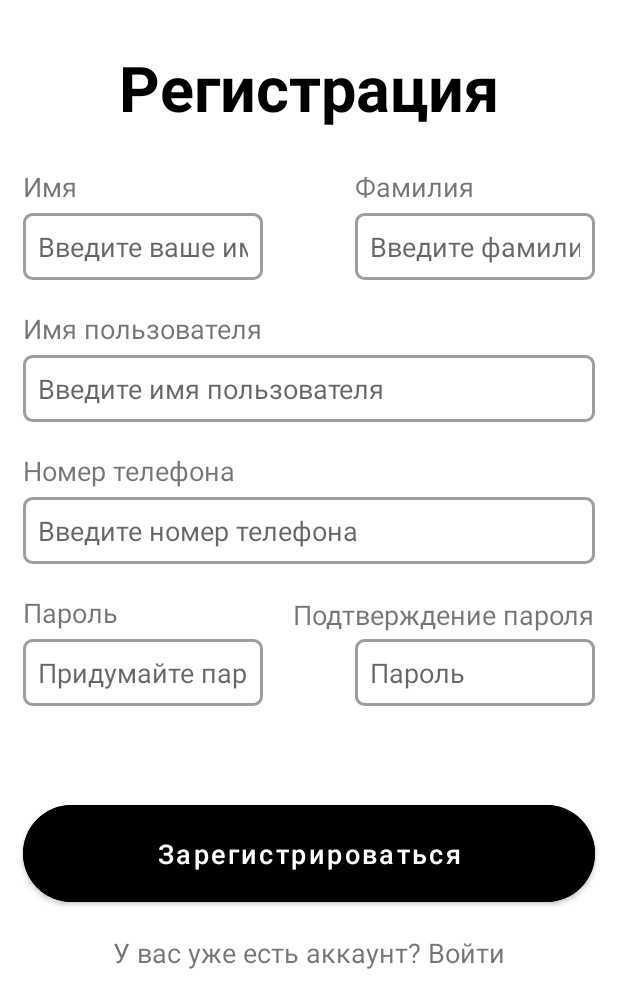
After one commit to jEUGENEdev/security-solution, an Android app: the RegActivity screen opened directly, with no data from a screen before it, on a phone screen of 412 x 824 dp. The commit adds this screen. Shown: the top 1008 px of the screen. Run offline under Robolectric (Android 15) with nearby library versions, the phone set to English and light mode, and no system bars; our stand-ins replace Dagger/Hilt's generated code.

Commit message:
reg activity and strings res

```diff
--- a/app/src/main/AndroidManifest.xml
+++ b/app/src/main/AndroidManifest.xml
@@ -17,6 +17,9 @@
         android:theme="@style/Theme.SecuritySolution"
         tools:targetApi="31">
         <activity
+            android:name=".activity.RegActivity"
+            android:exported="false" />
+        <activity
             android:name=".activity.LoginActivity"
             android:exported="true"
             android:screenOrientation="portrait">
@@ -26,6 +29,7 @@
                 <category android:name="android.intent.category.LAUNCHER" />
             </intent-filter>
         </activity>
+
         <meta-data
             android:name="preloaded_fonts"
             android:resource="@array/preloaded_fonts" />
--- /dev/null
+++ b/app/src/main/java/com/deveugene/securitysolution/activity/RegActivity.java
@@ -0,0 +1,18 @@
+package com.deveugene.securitysolution.activity;
+
+import androidx.appcompat.app.AppCompatActivity;
+
+import android.os.Bundle;
+
+import com.deveugene.securitysolution.R;
+
+import dagger.hilt.android.AndroidEntryPoint;
+
+@AndroidEntryPoint
+public class RegActivity extends AppCompatActivity {
+    @Override
+    protected void onCreate(Bundle savedInstanceState) {
+        super.onCreate(savedInstanceState);
+        setContentView(R.layout.activity_reg);
+    }
+}
--- /dev/null
+++ b/app/src/main/res/layout/activity_reg.xml
@@ -0,0 +1,178 @@
+<?xml version="1.0" encoding="utf-8"?>
+<androidx.constraintlayout.widget.ConstraintLayout xmlns:android="http://schemas.android.com/apk/res/android"
+    xmlns:app="http://schemas.android.com/apk/res-auto"
+    xmlns:tools="http://schemas.android.com/tools"
+    android:layout_width="match_parent"
+    android:layout_height="match_parent"
+    tools:context=".activity.RegActivity">
+
+    <TextView
+        android:id="@+id/textView"
+        android:layout_width="wrap_content"
+        android:layout_height="wrap_content"
+        android:layout_marginTop="30dp"
+        android:fontFamily="@font/roboto_mono_bold"
+        android:text="@string/greeting_reg"
+        android:textColor="@color/black"
+        android:textSize="42sp"
+        app:layout_constraintEnd_toEndOf="parent"
+        app:layout_constraintStart_toStartOf="parent"
+        app:layout_constraintTop_toTopOf="parent" />
+
+    <EditText
+        android:id="@+id/editText3"
+        android:layout_width="160dp"
+        android:layout_height="wrap_content"
+        android:layout_marginStart="15dp"
+        android:layout_marginTop="55dp"
+        android:background="@drawable/input_field_border_style"
+        android:ems="10"
+        android:hint="@string/input_field_first_name_hint"
+        android:inputType="text"
+        app:layout_constraintStart_toStartOf="parent"
+        app:layout_constraintTop_toBottomOf="@+id/textView" />
+
+    <EditText
+        android:id="@+id/editText8"
+        android:layout_width="160dp"
+        android:layout_height="wrap_content"
+        android:background="@drawable/input_field_border_style"
+        android:ems="10"
+        android:hint="@string/input_field_confirm_password_hint"
+        android:inputType="textPassword"
+        app:layout_constraintEnd_toEndOf="@+id/editText6"
+        app:layout_constraintTop_toTopOf="@+id/editText7" />
+
+    <EditText
+        android:id="@+id/editText7"
+        android:layout_width="160dp"
+        android:layout_height="wrap_content"
+        android:layout_marginTop="50dp"
+        android:background="@drawable/input_field_border_style"
+        android:ems="10"
+        android:hint="@string/input_field_password_hint"
+        android:inputType="textPassword"
+        app:layout_constraintStart_toStartOf="@+id/editText6"
+        app:layout_constraintTop_toBottomOf="@+id/editText6" />
+
+    <EditText
+        android:id="@+id/editText6"
+        android:layout_width="0dp"
+        android:layout_height="wrap_content"
+        android:layout_marginTop="50dp"
+        android:background="@drawable/input_field_border_style"
+        android:ems="10"
+        android:hint="@string/input_field_phone_hint"
+        android:inputType="phone"
+        app:layout_constraintEnd_toEndOf="@+id/editText5"
+        app:layout_constraintStart_toStartOf="@+id/editText5"
+        app:layout_constraintTop_toBottomOf="@+id/editText5" />
+
+    <EditText
+        android:id="@+id/editText5"
+        android:layout_width="0dp"
+        android:layout_height="wrap_content"
+        android:layout_marginTop="50dp"
+        android:background="@drawable/input_field_border_style"
+        android:ems="10"
+        android:hint="@string/input_field_username_hint"
+        android:inputType="text"
+        app:layout_constraintEnd_toEndOf="@+id/editText4"
+        app:layout_constraintStart_toStartOf="@+id/editText3"
+        app:layout_constraintTop_toBottomOf="@+id/editText3" />
+
+    <EditText
+        android:id="@+id/editText4"
+        android:layout_width="160dp"
+        android:layout_height="wrap_content"
+        android:layout_marginEnd="15dp"
+        android:background="@drawable/input_field_border_style"
+        android:ems="10"
+        android:hint="@string/input_field_last_name_hint"
+        android:inputType="text"
+        app:layout_constraintEnd_toEndOf="parent"
+        app:layout_constraintTop_toTopOf="@+id/editText3" />
+
+    <TextView
+        android:id="@+id/textView5"
+        android:layout_width="wrap_content"
+        android:layout_height="wrap_content"
+        android:layout_marginBottom="5dp"
+        android:text="@string/input_field_first_name_label"
+        android:textSize="18sp"
+        app:layout_constraintBottom_toTopOf="@+id/editText3"
+        app:layout_constraintStart_toStartOf="@+id/editText3" />
+
+    <TextView
+        android:id="@+id/textView6"
+        android:layout_width="wrap_content"
+        android:layout_height="wrap_content"
+        android:layout_marginBottom="5dp"
+        android:text="@string/input_field_last_name_label"
+        android:textSize="18sp"
+        app:layout_constraintBottom_toTopOf="@+id/editText4"
+        app:layout_constraintStart_toStartOf="@+id/editText4" />
+
+    <TextView
+        android:id="@+id/textView8"
+        android:layout_width="wrap_content"
+        android:layout_height="wrap_content"
+        android:layout_marginBottom="4dp"
+        android:text="@string/input_field_confirm_password_label"
+        android:textSize="18sp"
+        app:layout_constraintBottom_toTopOf="@+id/editText8"
+        app:layout_constraintEnd_toEndOf="@+id/editText8" />
+
+    <TextView
+        android:layout_width="wrap_content"
+        android:layout_height="wrap_content"
+        android:layout_marginBottom="5dp"
+        android:text="@string/input_field_password_label"
+        android:textSize="18sp"
+        app:layout_constraintBottom_toTopOf="@+id/editText7"
+        app:layout_constraintStart_toStartOf="@+id/editText7" />
+
+    <TextView
+        android:layout_width="wrap_content"
+        android:layout_height="wrap_content"
+        android:layout_marginBottom="5dp"
+        android:text="@string/input_field_phone_label"
+        android:textSize="18sp"
+        app:layout_constraintBottom_toTopOf="@+id/editText6"
+        app:layout_constraintStart_toStartOf="@+id/editText6" />
+
+    <TextView
+        android:layout_width="wrap_content"
+        android:layout_height="wrap_content"
+        android:layout_marginBottom="5dp"
+        android:text="@string/input_field_username_label"
+        android:textSize="18sp"
+        app:layout_constraintBottom_toTopOf="@+id/editText5"
+        app:layout_constraintStart_toStartOf="@+id/editText5" />
+
+    <Button
+        android:id="@+id/button"
+        android:layout_width="0dp"
+        android:layout_height="wrap_content"
+        android:layout_marginTop="60dp"
+        android:backgroundTint="@color/black"
+        android:padding="20dp"
+        android:text="@string/reg_btn_hint"
+        android:textAllCaps="false"
+        android:textSize="18sp"
+        app:cornerRadius="40dp"
+        app:layout_constraintEnd_toEndOf="@+id/editText8"
+        app:layout_constraintStart_toStartOf="@+id/editText7"
+        app:layout_constraintTop_toBottomOf="@+id/editText7" />
+
+    <TextView
+        android:id="@+id/textView9"
+        android:layout_width="wrap_content"
+        android:layout_height="wrap_content"
+        android:layout_marginTop="15dp"
+        android:text="@string/login_hint_reg"
+        android:textSize="18sp"
+        app:layout_constraintEnd_toEndOf="@+id/button"
+        app:layout_constraintStart_toStartOf="@+id/button"
+        app:layout_constraintTop_toBottomOf="@+id/button" />
+</androidx.constraintlayout.widget.ConstraintLayout>
--- a/app/src/main/res/values/strings.xml
+++ b/app/src/main/res/values/strings.xml
@@ -7,4 +7,18 @@
     <string name="reset_password_hint">Забыли пароль?</string>
     <string name="no_account_hint">У меня нет аккаунта</string>
     <string name="reg_btn_hint">Зарегистрироваться</string>
+    <string name="greeting_reg">Регистрация</string>
+    <string name="input_field_first_name_label">Имя</string>
+    <string name="input_field_first_name_hint">Введите ваше имя</string>
+    <string name="input_field_last_name_label">Фамилия</string>
+    <string name="input_field_last_name_hint">Введите фамилию</string>
+    <string name="input_field_username_label">Имя пользователя</string>
+    <string name="input_field_username_hint">Введите имя пользователя</string>
+    <string name="input_field_phone_label">Номер телефона</string>
+    <string name="input_field_phone_hint">Введите номер телефона</string>
+    <string name="input_field_password_label">Пароль</string>
+    <string name="input_field_password_hint">Придумайте пароль</string>
+    <string name="input_field_confirm_password_label">Подтверждение пароля</string>
+    <string name="input_field_confirm_password_hint">Пароль</string>
+    <string name="login_hint_reg">У вас уже есть аккаунт? Войти</string>
 </resources>
```
